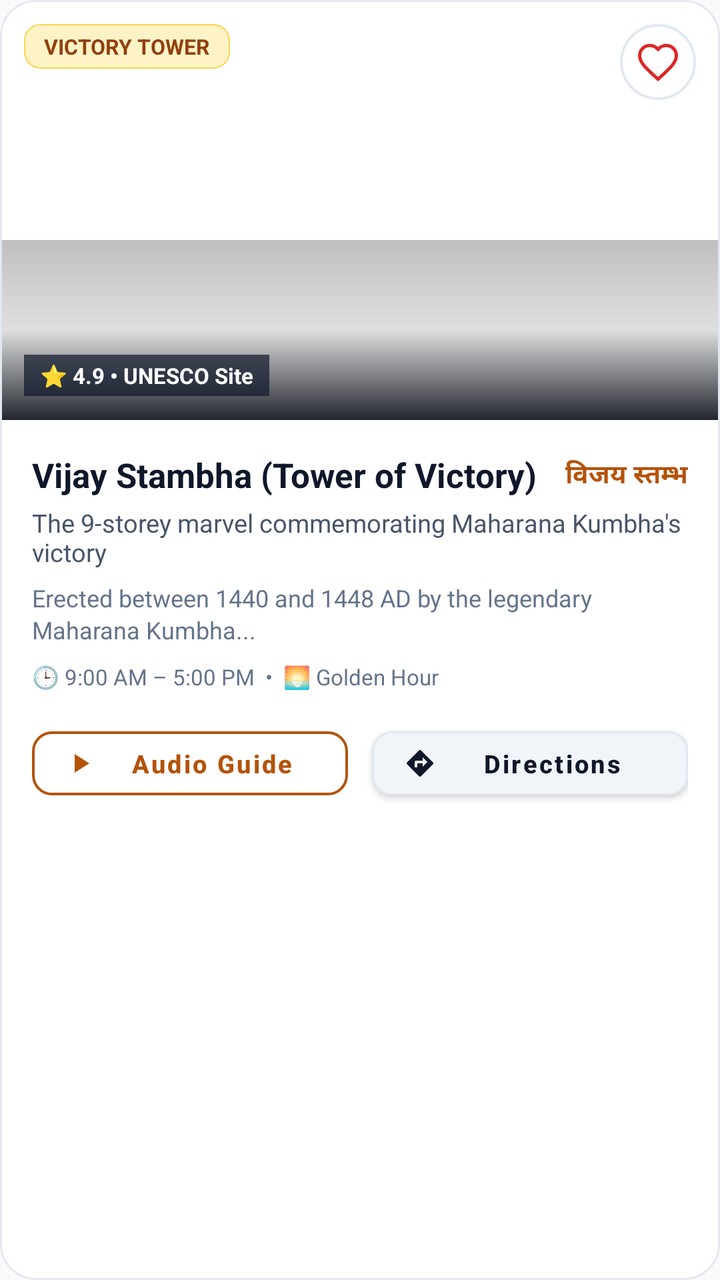
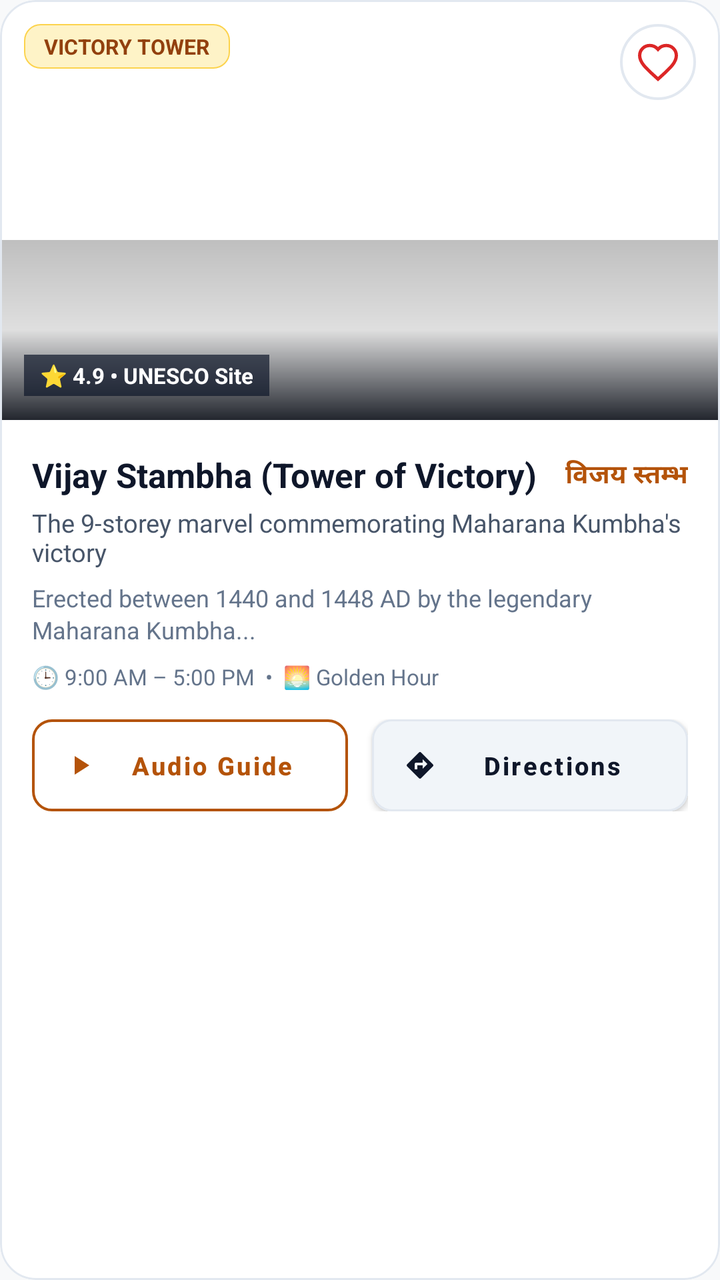

The first picture is an Android layout as it rendered before a commit; the second is the same layout after the commit. The layout source and the unified diff follow.
<!-- AndroidManifest.xml: application theme Theme.VisitChittorgarh -->
<!-- res/layout/item_monument_card.xml -->
<?xml version="1.0" encoding="utf-8"?>
<com.google.android.material.card.MaterialCardView xmlns:android="http://schemas.android.com/apk/res/android"
    xmlns:app="http://schemas.android.com/apk/res-auto"
    android:layout_width="match_parent"
    android:layout_height="wrap_content"
    android:layout_marginHorizontal="16dp"
    android:layout_marginVertical="8dp"
    app:cardBackgroundColor="@color/surface_white"
    app:cardCornerRadius="18dp"
    app:cardElevation="3dp"
    app:strokeColor="@color/border_subtle"
    app:strokeWidth="1dp">

    <LinearLayout
        android:layout_width="match_parent"
        android:layout_height="wrap_content"
        android:orientation="vertical">

        
        <FrameLayout
            android:layout_width="match_parent"
            android:layout_height="210dp">

            <ImageView
                android:id="@+id/imgMonument"
                android:layout_width="match_parent"
                android:layout_height="match_parent"
                android:scaleType="centerCrop"
                android:contentDescription="Monument Photo" />

            
            <View
                android:layout_width="match_parent"
                android:layout_height="90dp"
                android:layout_gravity="bottom"
                android:background="@drawable/scrim_gradient" />

            
            <TextView
                android:id="@+id/txtCategory"
                android:layout_width="wrap_content"
                android:layout_height="wrap_content"
                android:layout_gravity="top|start"
                android:layout_margin="12dp"
                android:background="@drawable/bg_badge_gold"
                android:paddingHorizontal="10dp"
                android:paddingVertical="4dp"
                android:text="VICTORY TOWER"
                android:textColor="@color/gold_badge_text"
                android:textSize="10.5sp"
                android:textStyle="bold" />

            
            <FrameLayout
                android:layout_width="38dp"
                android:layout_height="38dp"
                android:layout_gravity="top|end"
                android:layout_margin="12dp"
                android:background="@drawable/bg_chip_unselected">

                <ImageView
                    android:id="@+id/btnFavorite"
                    android:layout_width="22dp"
                    android:layout_height="22dp"
                    android:layout_gravity="center"
                    android:src="@drawable/ic_favorite_border"
                    app:tint="@color/ruby_crimson"
                    android:contentDescription="Bookmark" />
            </FrameLayout>

            
            <LinearLayout
                android:layout_width="match_parent"
                android:layout_height="wrap_content"
                android:layout_gravity="bottom"
                android:orientation="horizontal"
                android:padding="12dp">

                <TextView
                    android:layout_width="wrap_content"
                    android:layout_height="wrap_content"
                    android:background="#B30F172A"
                    android:paddingHorizontal="8dp"
                    android:paddingVertical="3dp"
                    android:text="⭐ 4.9 • UNESCO Site"
                    android:textColor="@color/surface_white"
                    android:textSize="11sp"
                    android:textStyle="bold" />
            </LinearLayout>
        </FrameLayout>

        
        <LinearLayout
            android:layout_width="match_parent"
            android:layout_height="wrap_content"
            android:orientation="vertical"
            android:padding="16dp">

            <LinearLayout
                android:layout_width="match_parent"
                android:layout_height="wrap_content"
                android:gravity="center_vertical"
                android:orientation="horizontal">

                <TextView
                    android:id="@+id/txtName"
                    android:layout_width="0dp"
                    android:layout_height="wrap_content"
                    android:layout_weight="1"
                    android:text="Vijay Stambha (Tower of Victory)"
                    android:textColor="@color/text_primary"
                    android:textSize="17sp"
                    android:textStyle="bold" />

                <TextView
                    android:id="@+id/txtHindiName"
                    android:layout_width="wrap_content"
                    android:layout_height="wrap_content"
                    android:layout_marginStart="8dp"
                    android:text="विजय स्तम्भ"
                    android:textColor="@color/accent_gold"
                    android:textSize="13sp"
                    android:textStyle="bold" />
            </LinearLayout>

            <TextView
                android:id="@+id/txtTagline"
                android:layout_width="match_parent"
                android:layout_height="wrap_content"
                android:layout_marginTop="4dp"
                android:text="The 9-storey marvel commemorating Maharana Kumbha's victory"
                android:textColor="@color/text_secondary"
                android:textSize="12.5sp" />

            <TextView
                android:id="@+id/txtDescription"
                android:layout_width="match_parent"
                android:layout_height="wrap_content"
                android:layout_marginTop="6dp"
                android:ellipsize="end"
                android:lineSpacingExtra="2dp"
                android:maxLines="2"
                android:text="Erected between 1440 and 1448 AD by the legendary Maharana Kumbha..."
                android:textColor="@color/text_muted"
                android:textSize="12sp" />

            
            <LinearLayout
                android:layout_width="match_parent"
                android:layout_height="wrap_content"
                android:layout_marginTop="8dp"
                android:gravity="center_vertical"
                android:orientation="horizontal">

                <TextView
                    android:layout_width="wrap_content"
                    android:layout_height="wrap_content"
                    android:text="🕒 9:00 AM – 5:00 PM  •  🌅 Golden Hour"
                    android:textColor="@color/text_muted"
                    android:textSize="11sp" />
            </LinearLayout>

            
            <LinearLayout
                android:layout_width="match_parent"
                android:layout_height="wrap_content"
                android:layout_marginTop="14dp"
                android:gravity="center_vertical"
                android:orientation="horizontal">

                
                <com.google.android.material.button.MaterialButton
                    android:id="@+id/btnQuickAudio"
                    style="@style/Widget.MaterialComponents.Button.OutlinedButton"
                    android:layout_width="0dp"
                    android:layout_height="44dp"
                    android:layout_weight="1"
                    android:layout_marginEnd="6dp"
                    android:text="Audio Guide"
                    android:textAllCaps="false"
                    android:textColor="@color/accent_gold"
                    android:textSize="12.5sp"
                    android:textStyle="bold"
                    app:cornerRadius="10dp"
                    app:icon="@drawable/ic_play_arrow"
                    app:iconPadding="6dp"
                    app:iconSize="16dp"
                    app:iconTint="@color/accent_gold"
                    app:strokeColor="@color/accent_gold"
                    app:strokeWidth="1.2dp" />

                
                <com.google.android.material.button.MaterialButton
                    android:id="@+id/btnDirections"
                    android:layout_width="0dp"
                    android:layout_height="44dp"
                    android:layout_weight="1"
                    android:layout_marginStart="6dp"
                    android:backgroundTint="@color/surface_secondary"
                    android:text="Directions"
                    android:textAllCaps="false"
                    android:textColor="@color/text_primary"
                    android:textSize="12.5sp"
                    android:textStyle="bold"
                    app:cornerRadius="10dp"
                    app:icon="@drawable/ic_directions"
                    app:iconPadding="6dp"
                    app:iconSize="16dp"
                    app:iconTint="@color/text_primary"
                    app:strokeColor="@color/border_subtle"
                    app:strokeWidth="1dp" />
            </LinearLayout>
        </LinearLayout>
    </LinearLayout>
</com.google.android.material.card.MaterialCardView>
<!-- resources referenced by this layout -->
<resources>
  <color name="accent_gold">#B45309</color>
  <color name="border_subtle">#E2E8F0</color>
  <color name="gold_badge_text">#92400E</color>
  <color name="ruby_crimson">#DC2626</color>
  <color name="surface_secondary">#F1F5F9</color>
  <color name="surface_white">#FFFFFF</color>
  <color name="text_muted">#64748B</color>
  <color name="text_primary">#0F172A</color>
  <color name="text_secondary">#475569</color>
  <!-- drawable bg_badge_gold (drawable) -->
  <?xml version="1.0" encoding="utf-8"?>
  <shape xmlns:android="http://schemas.android.com/apk/res/android"
      android:shape="rectangle">
      <corners android:radius="8dp" />
      <solid android:color="@color/gold_badge_bg" />
      <stroke
          android:width="0.8dp"
          android:color="#FCD34D" />
  </shape>
  <!-- drawable bg_chip_unselected (drawable) -->
  <?xml version="1.0" encoding="utf-8"?>
  <shape xmlns:android="http://schemas.android.com/apk/res/android"
      android:shape="rectangle">
      <corners android:radius="20dp" />
      <solid android:color="@color/surface_white" />
      <stroke
          android:width="1.2dp"
          android:color="@color/border_subtle" />
  </shape>
  <!-- drawable ic_directions (drawable) -->
  <vector xmlns:android="http://schemas.android.com/apk/res/android"
      android:width="24dp"
      android:height="24dp"
      android:viewportWidth="24"
      android:viewportHeight="24">
      <path
          android:fillColor="#FFFFFF"
          android:pathData="M21.71,11.29l-9,-9c-0.39,-0.39 -1.02,-0.39 -1.41,0l-9,9c-0.39,0.39 -0.39,1.02 0,1.41l9,9c0.39,0.39 1.02,0.39 1.41,0l9,-9c0.39,-0.38 0.39,-1.01 0,-1.41zM14,14.5V12h-4v3H8v-4c0,-0.55 0.45,-1 1,-1h5V7.5l3.5,3.5 -3.5,3.5z" />
  </vector>
  <!-- drawable ic_play_arrow (drawable) -->
  <vector xmlns:android="http://schemas.android.com/apk/res/android"
      android:width="24dp"
      android:height="24dp"
      android:viewportWidth="24"
      android:viewportHeight="24">
      <path
          android:fillColor="#FFFFFF"
          android:pathData="M8,5v14l11,-7z" />
  </vector>
  <!-- drawable scrim_gradient (drawable) -->
  <?xml version="1.0" encoding="utf-8"?>
  <shape xmlns:android="http://schemas.android.com/apk/res/android"
      android:shape="rectangle">
      <gradient
          android:angle="270"
          android:startColor="#40000000"
          android:centerColor="#20000000"
          android:endColor="#E60A0E17"
          android:type="linear" />
  </shape>
  <style name="Theme.VisitChittorgarh" parent="Theme.MaterialComponents.Light.NoActionBar">
          <item name="colorPrimary">@color/accent_gold</item>
          <item name="colorPrimaryVariant">@color/gold_bright</item>
          <item name="colorOnPrimary">@color/surface_white</item>
          <item name="colorSecondary">@color/gold_bright</item>
          <item name="colorSecondaryVariant">@color/accent_gold</item>
          <item name="colorOnSecondary">@color/surface_white</item>
          
          <item name="android:statusBarColor">@android:color/transparent</item>
          <item name="android:navigationBarColor">@android:color/transparent</item>
          <item name="android:windowLightStatusBar" tools:targetApi="m">true</item>
          <item name="android:windowLightNavigationBar" tools:targetApi="o_mr1">true</item>
          <item name="android:windowBackground">@color/window_background</item>
          <item name="android:textColorPrimary">@color/text_primary</item>
          <item name="android:textColorSecondary">@color/text_secondary</item>
      </style>
  <color name="gold_badge_bg">#FEF3C7</color>
  <color name="gold_bright">#D97706</color>
  <color name="window_background">#F8F9FA</color>
  <!-- unchanged entries left out for length: 1 -->
</resources>

<!-- the commit's change to res/layout/item_monument_card.xml (unified diff, before → after) -->
@@ -173,9 +173,11 @@
                     android:id="@+id/btnQuickAudio"
                     style="@style/Widget.MaterialComponents.Button.OutlinedButton"
                     android:layout_width="0dp"
-                    android:layout_height="44dp"
+                    android:layout_height="46dp"
                     android:layout_weight="1"
                     android:layout_marginEnd="6dp"
+                    android:insetTop="0dp"
+                    android:insetBottom="0dp"
                     android:text="Audio Guide"
                     android:textAllCaps="false"
                     android:textColor="@color/accent_gold"
@@ -193,9 +195,11 @@
                 <com.google.android.material.button.MaterialButton
                     android:id="@+id/btnDirections"
                     android:layout_width="0dp"
-                    android:layout_height="44dp"
+                    android:layout_height="46dp"
                     android:layout_weight="1"
                     android:layout_marginStart="6dp"
+                    android:insetTop="0dp"
+                    android:insetBottom="0dp"
                     android:backgroundTint="@color/surface_secondary"
                     android:text="Directions"
                     android:textAllCaps="false"
<!-- resource entries referenced after the edit -->
@@ -68,8 +68,8 @@
           <item name="colorSecondaryVariant">@color/accent_gold</item>
           <item name="colorOnSecondary">@color/surface_white</item>
           
-          <item name="android:statusBarColor">@android:color/transparent</item>
-          <item name="android:navigationBarColor">@android:color/transparent</item>
+          <item name="android:statusBarColor">@color/surface_white</item>
+          <item name="android:navigationBarColor">@color/surface_white</item>
           <item name="android:windowLightStatusBar" tools:targetApi="m">true</item>
           <item name="android:windowLightNavigationBar" tools:targetApi="o_mr1">true</item>
           <item name="android:windowBackground">@color/window_background</item>
